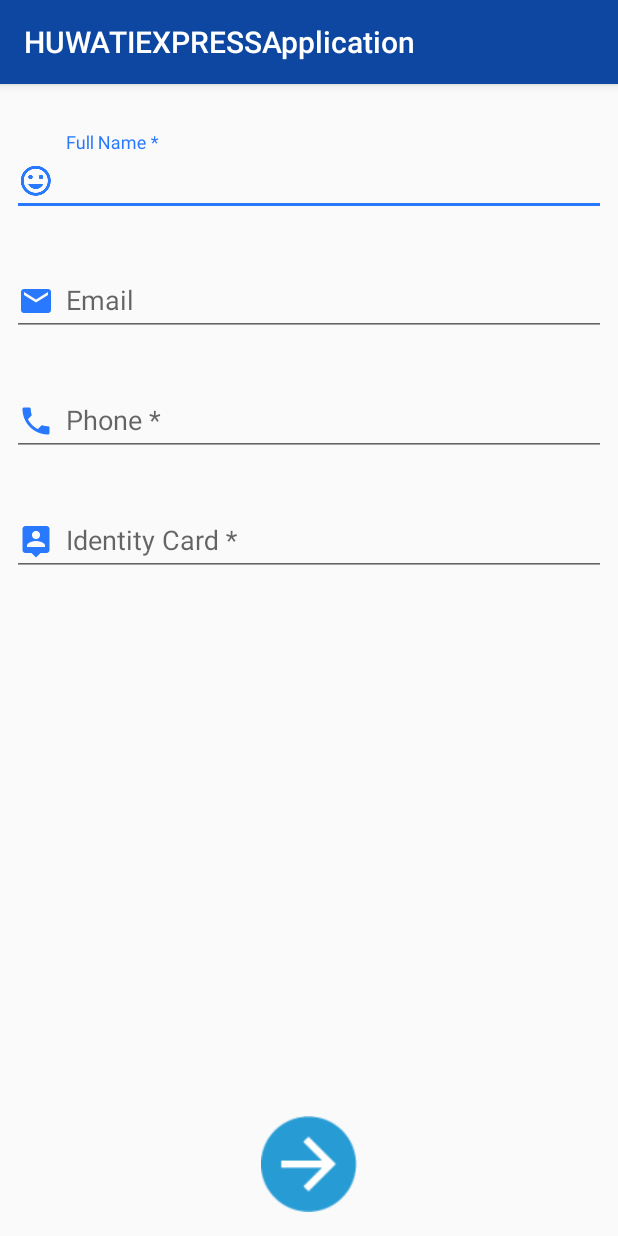
After one commit to Lethanhquang165/HUWATIEXPRESS, an Android app: the CustomerInformationActivity screen opened directly, with no data from a screen before it, on a phone screen of 412 x 824 dp. The commit adds this screen. Run offline under Robolectric (Android 15) with nearby library versions, the phone set to English and light mode, and no system bars.

Commit message:
[HUWA-6] Create Customer Information Layout

```diff
--- a/app/src/main/AndroidManifest.xml
+++ b/app/src/main/AndroidManifest.xml
@@ -16,7 +16,7 @@
         <!-- Start Login Activity -->
         <activity
             android:name=".View.Login.LoginActivity"
-            android:theme="@style/AppTheme.NoActionBar"></activity>
+            android:theme="@style/AppTheme.NoActionBar" />
         <!-- End Login Activity -->
 
 
@@ -63,7 +63,8 @@
             </intent-filter>
         </activity>
         <!-- End Main Activity -->
-        <activity android:name=".View.Activity.TripsActivity"></activity>
+        <activity android:name=".View.Activity.TripsActivity" />
+        <activity android:name=".View.Activity.CustomerInformationActivity"></activity>
     </application>
 
 </manifest>
--- /dev/null
+++ b/app/src/main/java/vn/edu/hutech/lvtien/huwatiexpressapplication/View/Activity/CustomerInformationActivity.java
@@ -0,0 +1,15 @@
+package vn.edu.hutech.lvtien.huwatiexpressapplication.View.Activity;
+
+import android.support.v7.app.AppCompatActivity;
+import android.os.Bundle;
+
+import vn.edu.hutech.lvtien.huwatiexpressapplication.R;
+
+public class CustomerInformationActivity extends AppCompatActivity {
+
+    @Override
+    protected void onCreate(Bundle savedInstanceState) {
+        super.onCreate(savedInstanceState);
+        setContentView(R.layout.activity_customer_information);
+    }
+}
--- /dev/null
+++ b/app/src/main/res/layout/activity_customer_information.xml
@@ -0,0 +1,89 @@
+<?xml version="1.0" encoding="utf-8"?>
+<android.support.constraint.ConstraintLayout xmlns:android="http://schemas.android.com/apk/res/android"
+    xmlns:app="http://schemas.android.com/apk/res-auto"
+    xmlns:tools="http://schemas.android.com/tools"
+    android:layout_width="match_parent"
+    android:layout_height="match_parent"
+    tools:context="vn.edu.hutech.lvtien.huwatiexpressapplication.View.Activity.CustomerInformationActivity">
+
+    <LinearLayout
+        android:layout_width="0dp"
+        android:layout_height="wrap_content"
+        android:layout_marginLeft="8dp"
+        android:layout_marginRight="8dp"
+        android:layout_marginTop="8dp"
+        android:orientation="vertical"
+        app:layout_constraintLeft_toLeftOf="parent"
+        app:layout_constraintRight_toRightOf="parent"
+        app:layout_constraintTop_toTopOf="parent">
+
+        <android.support.design.widget.TextInputLayout
+            android:layout_width="match_parent"
+            android:layout_height="wrap_content"
+            android:paddingTop="24dp">
+
+            <android.support.design.widget.TextInputEditText
+                android:layout_width="match_parent"
+                android:layout_height="wrap_content"
+                android:drawableLeft="@drawable/ic_fullname"
+                android:drawablePadding="@dimen/inputText_drawable_padding"
+                android:hint="@string/customer_information_full_name"
+                android:selectAllOnFocus="true" />
+        </android.support.design.widget.TextInputLayout>
+
+        <android.support.design.widget.TextInputLayout
+            android:layout_width="match_parent"
+            android:layout_height="wrap_content"
+            android:paddingTop="24dp">
+
+            <android.support.design.widget.TextInputEditText
+                android:layout_width="match_parent"
+                android:layout_height="wrap_content"
+                android:drawableLeft="@drawable/ic_email"
+                android:drawablePadding="@dimen/inputText_drawable_padding"
+                android:hint="@string/customer_information_email"
+                android:selectAllOnFocus="true" />
+        </android.support.design.widget.TextInputLayout>
+
+        <android.support.design.widget.TextInputLayout
+            android:layout_width="match_parent"
+            android:layout_height="wrap_content"
+            android:paddingTop="24dp">
+
+            <android.support.design.widget.TextInputEditText
+                android:layout_width="match_parent"
+                android:layout_height="wrap_content"
+                android:drawableLeft="@drawable/ic_phone"
+                android:drawablePadding="@dimen/inputText_drawable_padding"
+                android:hint="@string/customer_information_phone"
+                android:selectAllOnFocus="true" />
+        </android.support.design.widget.TextInputLayout>
+
+        <android.support.design.widget.TextInputLayout
+            android:layout_width="match_parent"
+            android:layout_height="wrap_content"
+            android:paddingTop="24dp">
+
+            <android.support.design.widget.TextInputEditText
+                android:layout_width="match_parent"
+                android:layout_height="wrap_content"
+                android:drawableLeft="@drawable/ic_identity_card"
+                android:drawablePadding="@dimen/inputText_drawable_padding"
+                android:hint="@string/customer_information_identity_card"
+                android:selectAllOnFocus="true" />
+        </android.support.design.widget.TextInputLayout>
+    </LinearLayout>
+
+
+    <ImageView
+        android:layout_width="64dp"
+        android:layout_height="64dp"
+        android:layout_gravity=""
+        android:layout_marginBottom="16dp"
+        android:layout_marginLeft="8dp"
+        android:layout_marginRight="8dp"
+        android:src="@drawable/ic_next_normal"
+        app:layout_constraintBottom_toBottomOf="parent"
+        app:layout_constraintLeft_toLeftOf="parent"
+        app:layout_constraintRight_toRightOf="parent" />
+</android.support.constraint.ConstraintLayout>
--- a/app/src/main/res/values/strings.xml
+++ b/app/src/main/res/values/strings.xml
@@ -60,4 +60,11 @@
     <string name="item_ticket_seat">2 Ghế Trống</string>
     <string name="item_ticket_price">225.000đ</string>
     <!--End Item Ticket List-->
+
+    <!--Start Customer Information-->
+    <string name="customer_information_full_name">Full Name *</string>
+    <string name="customer_information_email">Email</string>
+    <string name="customer_information_phone">Phone *</string>
+    <string name="customer_information_identity_card">Identity Card *</string>
+    <!--End Customer Information-->
 </resources>
```
Also changed, not shown: app/src/main/res/drawable-hdpi/ic_email.png (added), app/src/main/res/drawable-hdpi/ic_identity_card.png (added), app/src/main/res/drawable-hdpi/ic_phone.png (added), app/src/main/res/drawable-mdpi/ic_email.png (added), app/src/main/res/drawable-mdpi/ic_identity_card.png (added), app/src/main/res/drawable-mdpi/ic_phone.png (added), app/src/main/res/drawable-xhdpi/ic_email.png (added), app/src/main/res/drawable-xhdpi/ic_identity_card.png (added), app/src/main/res/drawable-xhdpi/ic_phone.png (added), app/src/main/res/drawable-xxhdpi/ic_email.png (added), app/src/main/res/drawable-xxhdpi/ic_identity_card.png (added), app/src/main/res/drawable-xxhdpi/ic_phone.png (added), app/src/main/res/drawable-xxxhdpi/ic_email.png (added), app/src/main/res/drawable-xxxhdpi/ic_identity_card.png (added), 1 more files.
